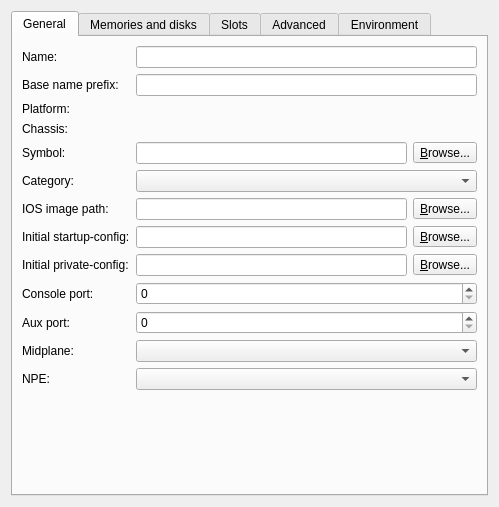
The window that gns3/modules/dynamips/ui/ios_router_configuration_page.ui (GNS3/gns3-gui) describes before a commit, drawn with Qt 5.
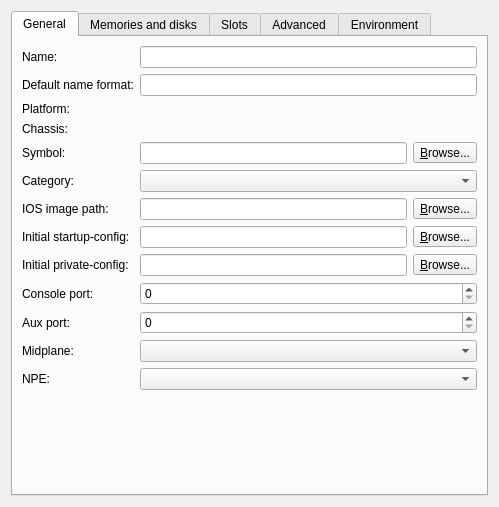
The same window after the commit.

Commit message: Changes "base name prefix" to "default name format". Ref #748.

```diff
--- a/gns3/modules/dynamips/ui/ios_router_configuration_page.ui
+++ b/gns3/modules/dynamips/ui/ios_router_configuration_page.ui
@@ -255,7 +255,7 @@
        <item row="1" column="0">
         <widget class="QLabel" name="uiBaseNamePrefixLabel">
          <property name="text">
-          <string>Base name prefix:</string>
+          <string>Default name format:</string>
          </property>
         </widget>
        </item>
```
Left out of the diff: 4 changed lines with no effect on the pictures. The commit also changes 20 other files.
